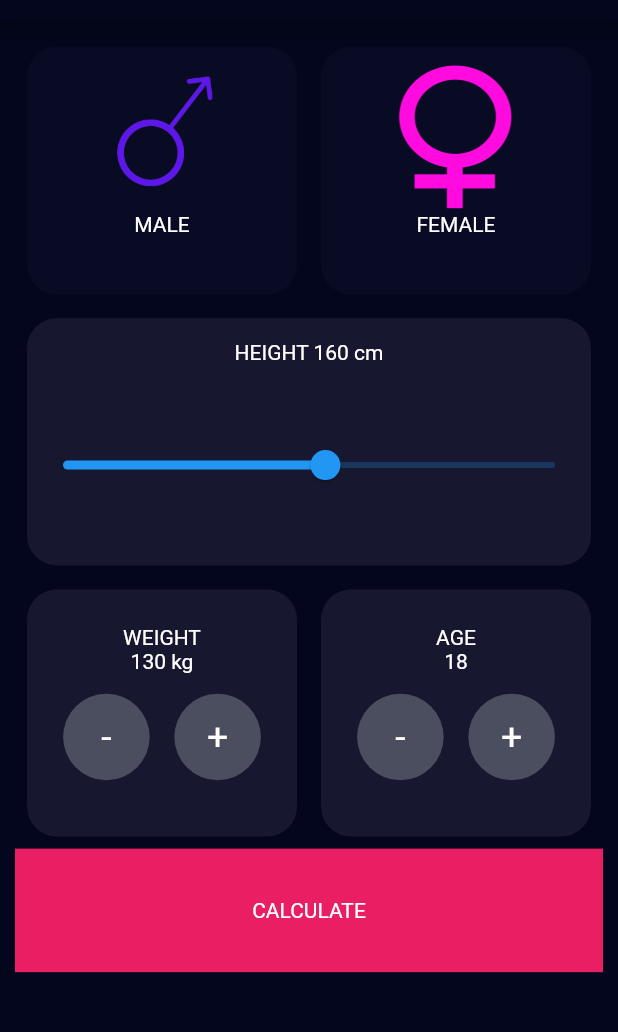
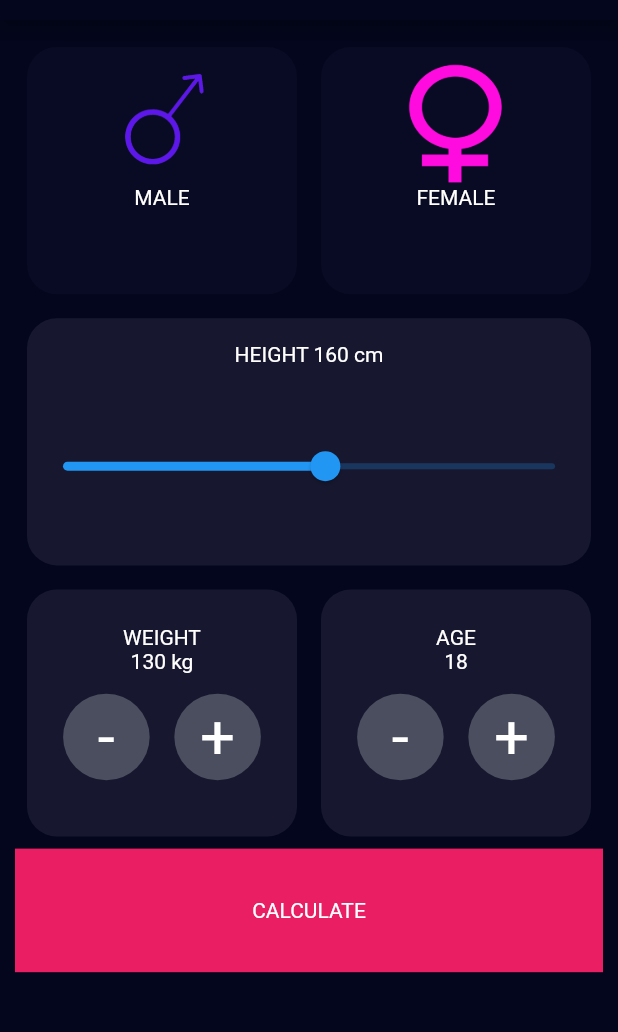
Before and after one commit to linnkhantthu/bmi_calculator, a Flutter app: the screen it shows after launch, on a phone screen of 412 x 824 dp, the part 64-1096 px from its top. Run offline on Flutter 3.47's test engine with Material 2 defaults, Android fonts, the phone set to English and light mode, and no system bars.

Commit message:
fixing_container_overflowing

```diff
--- a/lib/MainScreen.dart
+++ b/lib/MainScreen.dart
@@ -33,6 +33,7 @@ class _MainScreenState extends State<MainScreen> {
       MediaQuery.of(context).size.width,
       MediaQuery.of(context).size.height
     ];
+    double weightAgeFontSize = screenSize[1] * 0.05;
     return Scaffold(
         appBar: AppBar(
           title: Text(
@@ -75,8 +76,8 @@ class _MainScreenState extends State<MainScreen> {
                                     image: AssetImage(
                                       "assets/images/gender_male.png",
                                     ),
-                                    width: 100,
-                                    height: 100,
+                                    width: screenSize[1] * 0.1,
+                                    height: screenSize[1] * 0.1,
                                   ),
                                   Text(
                                     "MALE",
@@ -122,8 +123,8 @@ class _MainScreenState extends State<MainScreen> {
                                     image: AssetImage(
                                       "assets/images/gender_female.png",
                                     ),
-                                    width: 100,
-                                    height: 100,
+                                    width: screenSize[1] * 0.1,
+                                    height: screenSize[1] * 0.1,
                                   ),
                                   Text(
                                     "FEMALE",
@@ -156,7 +157,7 @@ class _MainScreenState extends State<MainScreen> {
                         mainAxisAlignment: MainAxisAlignment.center,
                         children: <Widget>[
                           Padding(
-                            padding: EdgeInsets.fromLTRB(0, 15, 0, 0),
+                            padding: EdgeInsets.fromLTRB(0, screenSize[1]*0.02, 0, 0),
                             child: Text(
                               "HEIGHT $_currentHeight cm",
                               style: TextStyle(
@@ -255,10 +256,12 @@ class _MainScreenState extends State<MainScreen> {
                                                 "-",
                                                 style: TextStyle(
                                                   color: Colors.white,
-                                                  fontSize: 25,
+                                                  fontSize: weightAgeFontSize,
                                                 ),
                                               ),
-                                            ))),
+                                            )
+                                            )
+                                        ),
                                       ),
                                     )),
                                     Flexible(
@@ -297,7 +300,7 @@ class _MainScreenState extends State<MainScreen> {
                                                 "+",
                                                 style: TextStyle(
                                                   color: Colors.white,
-                                                  fontSize: 25,
+                                                  fontSize: weightAgeFontSize,
                                                 ),
                                               ),
                                             ))),
@@ -383,7 +386,7 @@ class _MainScreenState extends State<MainScreen> {
                                                 "-",
                                                 style: TextStyle(
                                                   color: Colors.white,
-                                                  fontSize: 25,
+                                                  fontSize: weightAgeFontSize,
                                                 ),
                                               ),
                                             ))),
@@ -425,7 +428,7 @@ class _MainScreenState extends State<MainScreen> {
                                                 "+",
                                                 style: TextStyle(
                                                   color: Colors.white,
-                                                  fontSize: 25,
+                                                  fontSize: weightAgeFontSize,
                                                 ),
                                               ),
                                             ))),
```
